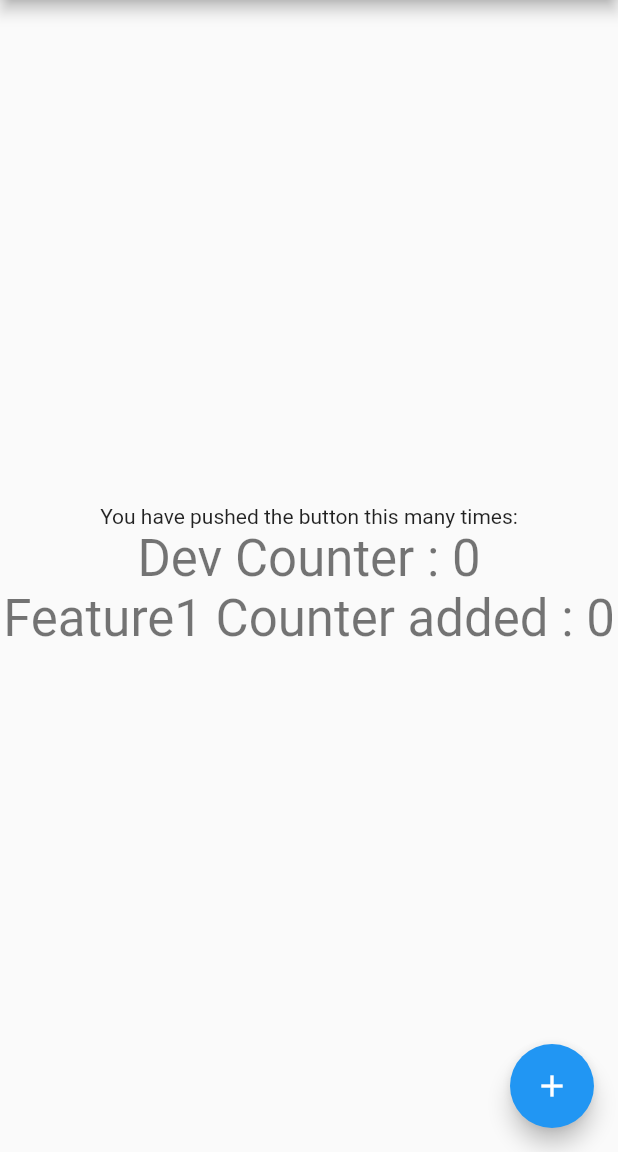
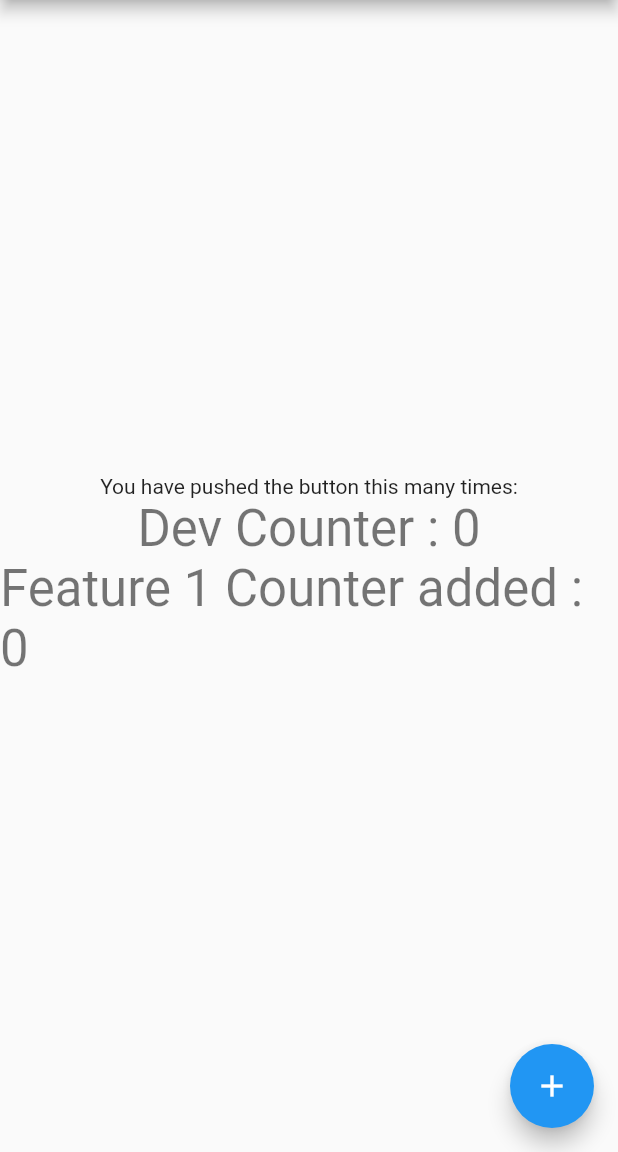
Before and after one commit to nikunjCRC/multidev, a Flutter app: the screen it shows after launch, on a phone screen of 412 x 824 dp, the part 84-1236 px from its top. Run offline on Flutter 3.47's test engine with Material 2 defaults, Android fonts, the phone set to English and light mode, and no system bars.

Commit message:
Correction added

```diff
--- a/lib/main.dart
+++ b/lib/main.dart
@@ -103,7 +103,7 @@ class _MyHomePageState extends State<MyHomePage> {
               style: Theme.of(context).textTheme.headlineMedium,
             ),
             Text(
-              'Feature1 Counter added : $_counter',
+              'Feature 1 Counter added : $_counter',
               style: Theme.of(context).textTheme.headlineMedium,
             ),
           ],
```
